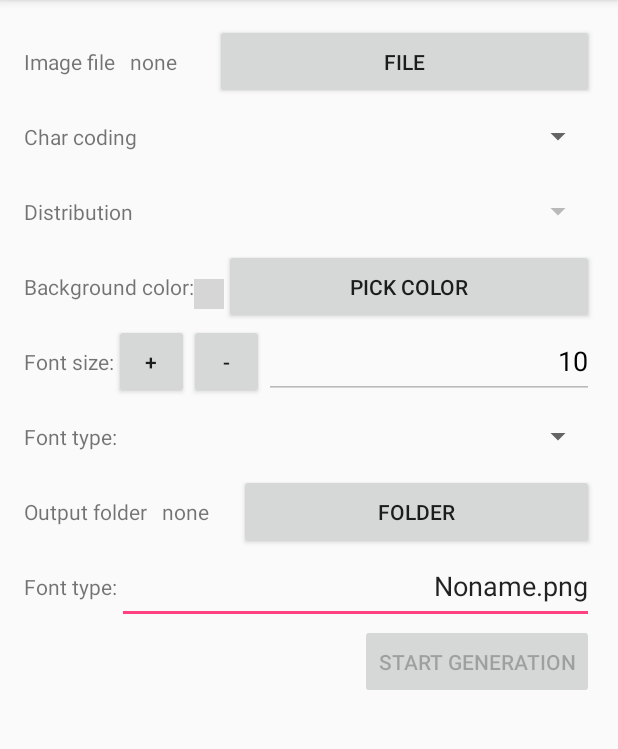
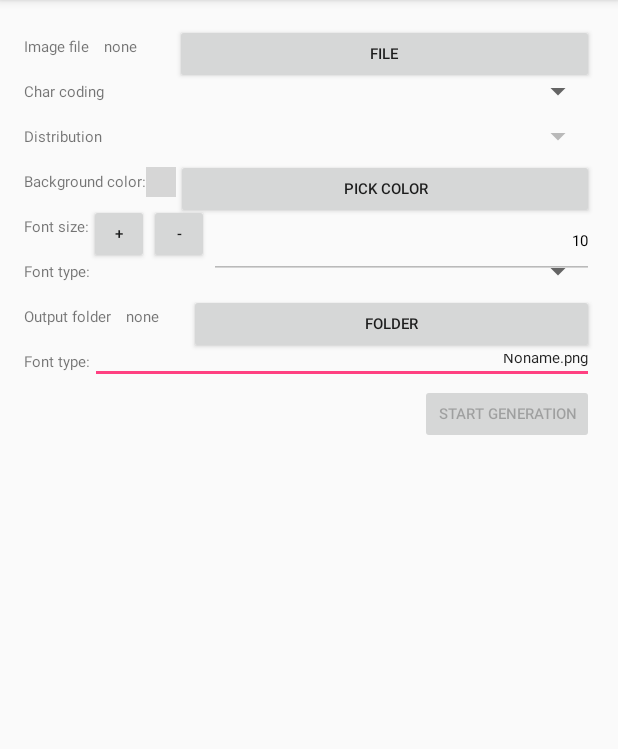
Before and after one commit to jesperancinha/image-train-filters-android, an Android app: the screen it shows after launch (MainActivity), on a phone screen of 412 x 824 dp, the part 84-833 px from its top. Run offline under Robolectric (Android 15) with nearby library versions, the phone set to English and light mode, and no system bars; libraries missing offline, so code that uses them is left out: com.flask.colorpicker; 3 statements that could not run were skipped; grey boxes are pictures that could not be loaded.

Commit message:
SZ-N Orders character coding and refactors styles for more space

```diff
--- a/app/src/main/java/com/steelzack/chartizateapp/MainActivity.java
+++ b/app/src/main/java/com/steelzack/chartizateapp/MainActivity.java
@@ -37,6 +37,7 @@ import java.io.FileInputStream;
 import java.io.FileNotFoundException;
 import java.io.IOException;
 import java.io.InputStream;
+import java.util.Collections;
 import java.util.List;
 
 public class MainActivity extends AppCompatActivity {
@@ -60,6 +61,9 @@ public class MainActivity extends AppCompatActivity {
     @Override
     protected void onCreate(Bundle savedInstanceState) {
         super.onCreate(savedInstanceState);
+
+        Collections.sort(listOfAllLanguageCode);
+
         setContentView(com.steelzack.chartizateapp.R.layout.activity_main);
         final Toolbar toolbar = (Toolbar) findViewById(com.steelzack.chartizateapp.R.id.toolbar);
         setSupportActionBar(toolbar);
--- a/app/src/main/res/layout/content_main.xml
+++ b/app/src/main/res/layout/content_main.xml
@@ -20,7 +20,9 @@
         android:text="Image file"
         android:id="@+id/lblSelectedFile"
         android:gravity="center_vertical"
-        android:height="50dp"
+        android:height="@dimen/menu_item_height"
+        android:textSize="@dimen/menu_item_font"
+
         />
 
     <TextView
@@ -33,26 +35,28 @@
         android:paddingRight="20dp"
         android:layout_toRightOf="@+id/lblSelectedFile"
         android:gravity="center_vertical"
-        android:height="50dp"
+        android:height="@dimen/menu_item_height"
         android:maxWidth="200dp"
+        android:textSize="@dimen/menu_item_font"
         />
 
     <ImageView
         android:layout_width="wrap_content"
-        android:layout_height="50dp"
+        android:layout_height="@dimen/menu_item_height"
         android:id="@+id/fileImageSourcePreview"
         android:layout_toRightOf="@id/lblESelectedFile"
         android:layout_marginLeft="5dip"
         android:maxWidth="30dp"
         android:minWidth="0dp"
         android:foregroundGravity="center_vertical"
-        android:maxHeight="50dp"
+        android:maxHeight="@dimen/menu_item_height"
+        android:textSize="@dimen/menu_item_font"
         />
 
     <Button
         style="?android:attr/buttonStyleSmall"
         android:layout_width="wrap_content"
-        android:layout_height="50dp"
+        android:layout_height="@dimen/menu_item_btn_height"
         android:text="File"
         android:id="@+id/btnFindFile"
         android:layout_gravity="right"
@@ -60,8 +64,10 @@
         android:singleLine="false"
         android:layout_toRightOf="@id/fileImageSourcePreview"
         android:layout_alignParentRight="true"
-        android:height="50dp"
+        android:height="@dimen/menu_item_height"
         android:minWidth="100dp"
+        android:maxHeight="@dimen/menu_item_height"
+        android:textSize="@dimen/menu_item_font"
         />
 
     <TextView
@@ -72,17 +78,20 @@
         android:text="Char coding"
         android:gravity="center_vertical"
         android:id="@+id/lblLanguageCoding"
-        android:height="50dp"/>
+        android:height="@dimen/menu_item_height"
+        android:textSize="@dimen/menu_item_font"
+        />
 
     <Spinner
         android:layout_width="wrap_content"
-        android:layout_height="wrap_content"
+        android:layout_height="@dimen/menu_item_height"
         android:id="@+id/spiLanguageCode"
         android:layout_alignParentRight="true"
         android:layout_toRightOf="@id/lblLanguageCoding"
         android:layout_below="@id/lblSelectedFile"
-        android:minHeight="50dp"/>
-
+        android:minHeight="@dimen/menu_item_height"
+        android:textSize="@dimen/menu_item_font"
+        />
 
     <TextView
         android:layout_width="wrap_content"
@@ -91,18 +100,20 @@
         android:layout_below="@id/lblLanguageCoding"
         android:gravity="center_vertical"
         android:id="@+id/lblDistribution"
-        android:height="50dp"
+        android:height="@dimen/menu_item_height"
         android:text="Distribution"
+        android:textSize="@dimen/menu_item_font"
         />
 
     <Spinner
         android:layout_width="wrap_content"
-        android:layout_height="wrap_content"
+        android:layout_height="@dimen/menu_item_height"
         android:id="@+id/spiDistribution"
         android:layout_alignParentRight="true"
         android:layout_toRightOf="@id/lblDistribution"
         android:layout_below="@id/lblLanguageCoding"
-        android:minHeight="50dp"
+        android:minHeight="@dimen/menu_item_height"
+        android:textSize="@dimen/menu_item_font"
         />
 
     <TextView
@@ -112,8 +123,9 @@
         android:layout_below="@id/lblDistribution"
         android:gravity="center_vertical"
         android:id="@+id/lblBackgroundColor"
-        android:height="50dp"
+        android:height="@dimen/menu_item_height"
         android:text="Background color:"
+        android:textSize="@dimen/menu_item_font"
         />
 
     <com.steelzack.chartizateapp.common.ChartizateSurfaceView
@@ -122,18 +134,20 @@
         android:id="@+id/svSelectedColor"
         android:layout_below="@+id/lblDistribution"
         android:layout_toRightOf="@id/lblBackgroundColor"
-        android:minHeight="50dp"
+        android:minHeight="@dimen/menu_item_height"
         android:foregroundGravity="center_vertical"
-        android:minWidth="50dp"
+        android:minWidth="@dimen/menu_item_height"
         android:focusable="false"
-        android:layout_marginTop="20dp"
-        android:background="#ffffff" />
+        android:layout_marginTop="5dp"
+        android:background="#ffffff"
+        android:textSize="@dimen/menu_item_font"
+        />
 
     <Button
         style="?android:attr/buttonStyleSmall"
         android:layout_below="@id/lblDistribution"
         android:layout_width="wrap_content"
-        android:layout_height="wrap_content"
+        android:layout_height="@dimen/menu_item_btn_height"
         android:text="Pick Color"
         android:id="@+id/btnBackgroundColor"
         android:layout_gravity="right"
@@ -141,7 +155,9 @@
         android:singleLine="false"
         android:layout_toRightOf="@id/svSelectedColor"
         android:layout_alignParentRight="true"
-        android:height="50dp"
+        android:height="@dimen/menu_item_height"
+        android:textSize="@dimen/menu_item_font"
+        android:maxHeight="@dimen/menu_item_height"
         />
 
     <TextView
@@ -150,29 +166,31 @@
         android:textAppearance="?android:attr/textAppearanceSmall"
         android:layout_below="@+id/lblBackgroundColor"
         android:gravity="center_vertical"
-        android:height="50dp"
+        android:height="@dimen/menu_item_height"
         android:text="Font size:"
         android:id="@+id/lblFontSize"
         android:layout_alignParentLeft="true"
+        android:textSize="@dimen/menu_item_font"
         />
 
     <Button
-        android:layout_width="50dp"
-        android:layout_height="wrap_content"
-        android:height="50dp"
+        android:layout_width="@dimen/menu_item_btn_height"
+        android:layout_height="@dimen/menu_item_btn_height"
+        android:height="@dimen/menu_item_height"
         android:text="+"
         android:textAlignment="center"
         android:layout_below="@id/lblBackgroundColor"
         android:layout_toRightOf="@id/lblFontSize"
-        android:width="50dp"
+        android:width="@dimen/menu_item_height"
         android:id="@+id/btnPlus"
         android:onClick="pAddOne"
+        android:textSize="@dimen/menu_item_font"
         />
 
     <Button
-        android:layout_width="50dp"
-        android:layout_height="wrap_content"
-        android:height="50dp"
+        android:layout_width="@dimen/menu_item_btn_height"
+        android:layout_height="@dimen/menu_item_btn_height"
+        android:height="@dimen/menu_item_height"
         android:text="-"
         android:textAlignment="center"
         android:layout_below="@id/lblBackgroundColor"
@@ -180,21 +198,24 @@
         android:id="@+id/btnMinus"
         android:gravity="center_vertical"
         android:onClick="pMinusOne"
+        android:textSize="@dimen/menu_item_font"
         />
 
     <EditText
         android:layout_width="wrap_content"
-        android:layout_height="wrap_content"
-        android:layout_below="@id/lblBackgroundColor"
+        android:layout_height="@dimen/menu_item_btn_height"
+        android:layout_below="@id/btnBackgroundColor"
         android:layout_toRightOf="@id/btnMinus"
-        android:height="50dp"
+        android:height="@dimen/menu_item_height"
+        android:textAlignment="textEnd"
         android:id="@+id/editFontSize"
         android:gravity="center_vertical"
         android:layout_alignParentRight="true"
         android:text="10"
-        android:textAlignment="textEnd"
+        android:paddingTop="0dp"
         android:enabled="false"
         android:textColor="#000000"
+        android:textSize="@dimen/menu_item_font"
         />
 
     <TextView
@@ -203,19 +224,21 @@
         android:textAppearance="?android:attr/textAppearanceSmall"
         android:layout_below="@+id/lblFontSize"
         android:gravity="center_vertical"
-        android:height="50dp"
+        android:height="@dimen/menu_item_height"
         android:text="Font type:"
         android:id="@+id/lblFontType"
+        android:textSize="@dimen/menu_item_font"
         />
 
     <Spinner
         android:layout_width="wrap_content"
-        android:layout_height="wrap_content"
+        android:layout_height="@dimen/menu_item_height"
         android:id="@+id/spiFontType"
         android:layout_alignParentRight="true"
         android:layout_toRightOf="@id/lblFontType"
         android:layout_below="@id/lblFontSize"
-        android:minHeight="50dp"
+        android:minHeight="@dimen/menu_item_height"
+        android:textSize="@dimen/menu_item_font"
         />
 
 
@@ -226,8 +249,9 @@
         android:text="Output folder"
         android:id="@+id/lblSelectOutputFolder"
         android:gravity="center_vertical"
-        android:height="50dp"
+        android:height="@dimen/menu_item_height"
         android:layout_below="@id/lblFontType"
+        android:textSize="@dimen/menu_item_font"
         />
 
     <TextView
@@ -240,14 +264,15 @@
         android:paddingRight="20dp"
         android:layout_toRightOf="@id/lblSelectOutputFolder"
         android:gravity="center_vertical"
-        android:height="50dp"
+        android:height="@dimen/menu_item_height"
         android:layout_below="@id/lblFontType"
+        android:textSize="@dimen/menu_item_font"
         />
 
     <Button
         style="?android:attr/buttonStyleSmall"
         android:layout_width="wrap_content"
-        android:layout_height="50dp"
+        android:layout_height="@dimen/menu_item_btn_height"
         android:text="Folder"
         android:id="@+id/btnFindOutputFolder"
         android:layout_gravity="right"
@@ -255,8 +280,9 @@
         android:singleLine="false"
         android:layout_toRightOf="@id/lblOutputFolder"
         android:layout_alignParentRight="true"
-        android:height="50dp"
+        android:height="@dimen/menu_item_height"
         android:layout_below="@id/lblFontType"
+        android:textSize="@dimen/menu_item_font"
         />
 
     <TextView
@@ -265,9 +291,10 @@
         android:textAppearance="?android:attr/textAppearanceSmall"
         android:layout_below="@+id/lblSelectOutputFolder"
         android:gravity="center_vertical"
-        android:height="50dp"
+        android:height="@dimen/menu_item_height"
         android:text="Font type:"
         android:id="@+id/lblOutputFileName"
+        android:textSize="@dimen/menu_item_font"
         />
 
     <EditText
@@ -275,26 +302,28 @@
         android:layout_height="wrap_content"
         android:layout_below="@id/lblSelectOutputFolder"
         android:layout_toRightOf="@id/lblOutputFileName"
-        android:height="50dp"
+        android:height="@dimen/menu_item_height"
         android:id="@+id/editOutputFileName"
         android:gravity="center_vertical"
         android:layout_alignParentRight="true"
         android:text="Noname.png"
         android:textAlignment="textEnd"
+        android:textSize="@dimen/menu_item_font"
         />
 
     <Button
         style="?android:attr/buttonStyleSmall"
         android:layout_width="wrap_content"
-        android:layout_height="50dp"
+        android:layout_height="@dimen/menu_item_btn_height"
         android:text="Start generation"
         android:id="@+id/btnStart"
         android:layout_gravity="right"
         android:onClick="pGenerateFile"
         android:singleLine="false"
         android:layout_alignParentRight="true"
-        android:height="50dp"
+        android:height="@dimen/menu_item_height"
         android:layout_below="@id/editOutputFileName"
+        android:textSize="@dimen/menu_item_font"
         />
 
 </RelativeLayout>
--- /dev/null
+++ b/app/src/main/res/values-v21/dimens.xml
@@ -0,0 +1,6 @@
+<?xml version="1.0" encoding="utf-8"?>
+<resources>
+    <dimen name="menu_item_height">30dp</dimen>
+    <dimen name="menu_item_font">10sp</dimen>
+    <dimen name="menu_item_btn_height">40dp</dimen>
+</resources>
--- a/app/src/main/res/values-w820dp/dimens.xml
+++ b/app/src/main/res/values-w820dp/dimens.xml
@@ -3,4 +3,7 @@
          (such as screen margins) for screens with more than 820dp of available width. This
          would include 7" and 10" devices in landscape (~960dp and ~1280dp respectively). -->
     <dimen name="activity_horizontal_margin">64dp</dimen>
+    <dimen name="menu_item_height">30dp</dimen>
+    <dimen name="menu_item_font">10sp</dimen>
+    <dimen name="menu_item_btn_height">40dp</dimen>
 </resources>
--- a/app/src/main/res/values/dimens.xml
+++ b/app/src/main/res/values/dimens.xml
@@ -3,4 +3,7 @@
     <dimen name="activity_horizontal_margin">16dp</dimen>
     <dimen name="activity_vertical_margin">16dp</dimen>
     <dimen name="fab_margin">16dp</dimen>
+    <dimen name="menu_item_height">30dp</dimen>
+    <dimen name="menu_item_font">10sp</dimen>
+    <dimen name="menu_item_btn_height">40dp</dimen>
 </resources>
```
